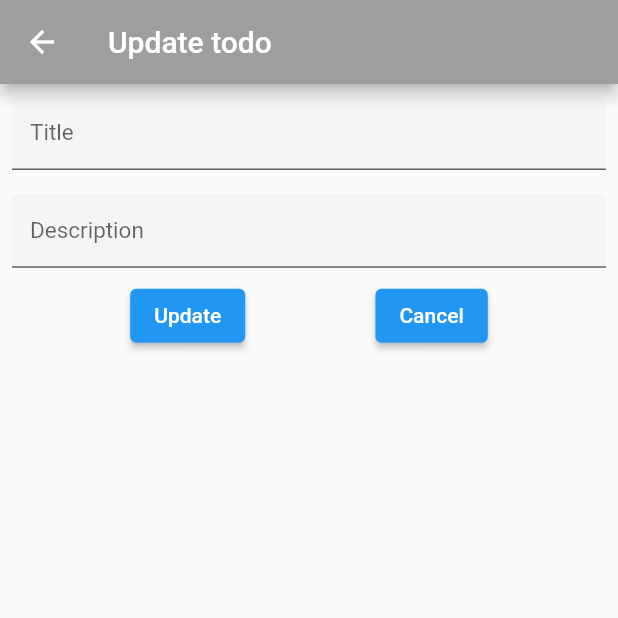
After one commit to RealEskalate/Track-Test, a Flutter app: the UpdateTodo screen opened directly, on a phone screen of 412 x 824 dp, the top half of it. The commit adds this screen. Run offline on Flutter 3.47's test engine with Material 2 defaults, Android fonts, the phone set to English and light mode, and no system bars; network calls fail.

Commit message:
first commit

```diff
--- a/mobile_assessment/lib/domain/repositories/todo_repository.dart
+++ b/mobile_assessment/lib/domain/repositories/todo_repository.dart
@@ -3,6 +3,6 @@ import '../entities/todo_entity.dart';
 abstract class TodoRepository {
   Future<List<TodoEntity>> fetchTodos();
   Future<bool> addTodo(String title, String description);
-  Future<bool> deleteTodo();
-  Future<bool> updateTodo();
+  Future<bool> deleteTodo(String id);
+  Future<bool> updateTodo(String title, String description, String id);
 }
--- a/mobile_assessment/lib/main.dart
+++ b/mobile_assessment/lib/main.dart
@@ -16,7 +16,7 @@ class MyApp extends StatelessWidget {
       theme: ThemeData(
         primarySwatch: Colors.blue,
       ),
-      home: HomePage(),
+      home: const HomePage(),
     );
   }
 }
--- a/mobile_assessment/lib/presentation/screens/homepage.dart
+++ b/mobile_assessment/lib/presentation/screens/homepage.dart
@@ -1,6 +1,7 @@
 import 'package:flutter/cupertino.dart';
 import 'package:flutter/material.dart';
 import 'package:mobile_assessment/presentation/screens/addtodo.dart';
+import 'package:mobile_assessment/presentation/screens/updatetodo.dart';
 
 import '../../data/data_provider/todo_data_provider.dart';
 import '../../domain/entities/todo_entity.dart';
@@ -44,9 +45,7 @@ class _HomePageState extends State<HomePage> {
                         Navigator.push(context, MaterialPageRoute(
                             builder: (context) =>
                                 AddTodo()
-                        ),
-                          // (Route<dynamic> route) => false,
-                        );
+                        ),);
                       },
                       child: Text('New Task'))
                 ],
--- /dev/null
+++ b/mobile_assessment/lib/presentation/screens/updatetodo.dart
@@ -0,0 +1,82 @@
+import 'package:flutter/material.dart';
+
+import '../../data/data_provider/todo_data_provider.dart';
+
+class UpdateTodo extends StatefulWidget {
+  const UpdateTodo({Key? key}) : super(key: key);
+
+  @override
+  State<UpdateTodo> createState() => _UpdateTodoState();
+}
+
+class _UpdateTodoState extends State<UpdateTodo> {
+  String updateBtn = 'Update';
+  TextEditingController titleController = TextEditingController();
+  TextEditingController descriptionController = TextEditingController();
+  @override
+  Widget build(BuildContext context) {
+    return Scaffold(
+        appBar: AppBar(
+          title: Text('Update todo'),
+          backgroundColor: Colors.grey,
+        ),
+        body: Column(
+            children: [
+              Padding(
+                padding: const EdgeInsets.all(8.0),
+                child: TextField(
+                  style: TextStyle(fontSize: 15.0),
+                  controller: titleController,
+                  decoration: InputDecoration(
+                    isDense: true,
+                    filled: true,
+                    fillColor: Color(0xFFF5F5F5),
+                    labelText: 'Title',
+                  ),
+
+                ),
+              ),
+              Padding(
+                padding: const EdgeInsets.all(8.0),
+                child: TextField(
+                  style: TextStyle(fontSize: 15.0),
+                  controller: descriptionController,
+                  decoration: InputDecoration(
+                    isDense: true,
+                    filled: true,
+                    fillColor: Color(0xFFF5F5F5),
+                    labelText: 'Description',
+                  ),
+
+                ),
+              ),
+              Row(
+                mainAxisAlignment: MainAxisAlignment.spaceEvenly,
+                children: [
+                  ElevatedButton(onPressed: ()async {
+                    setState(() {
+                      updateBtn = '...Updating';
+                    });
+                    if (await TodoDataProvider().addTodo(titleController.text, descriptionController.text )){
+                      setState(() {
+                        updateBtn = 'Done';
+                      });
+                    }
+                    else{
+                      setState(() {
+                        updateBtn = 'Retry';
+                      });
+                    }
+                  },
+                      child: Text(updateBtn)),
+                  ElevatedButton(onPressed: (){
+                    Navigator.of(context).pop();
+                  },
+                      child: Text('Cancel')),
+                ],
+              )
+            ]
+
+        ));
+  }
+}
```
Also changed, not shown: mobile_assessment/lib/data/data_provider/todo_data_provider.dart (+24 -8 lines), mobile_assessment/lib/presentation/screens/addtodo.dart (+14 -3 lines).
